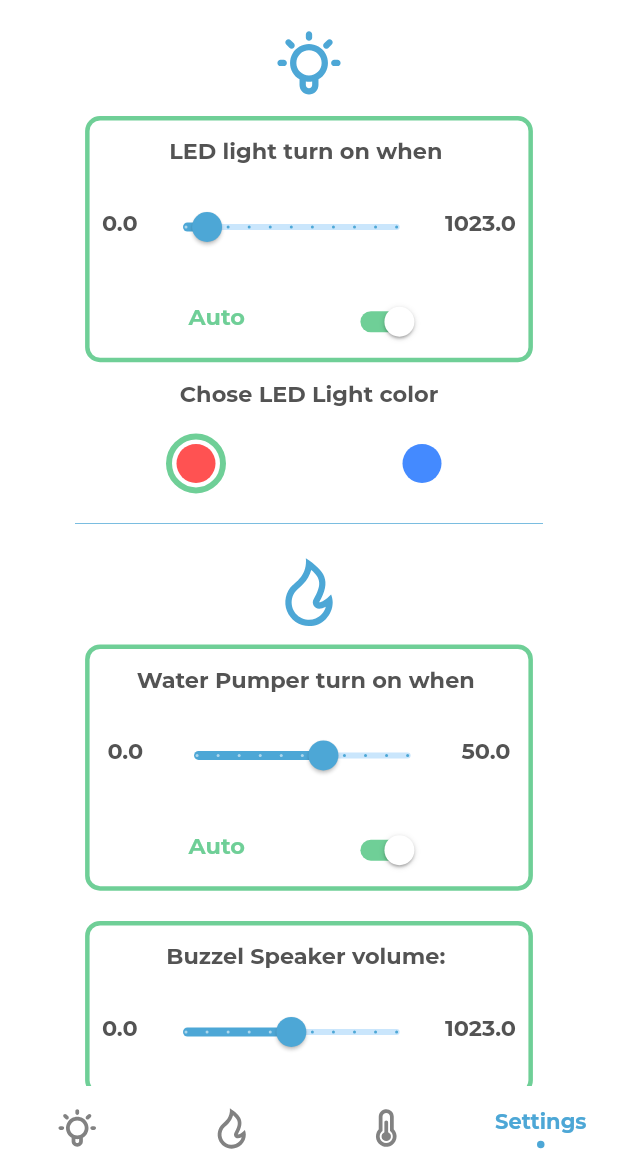
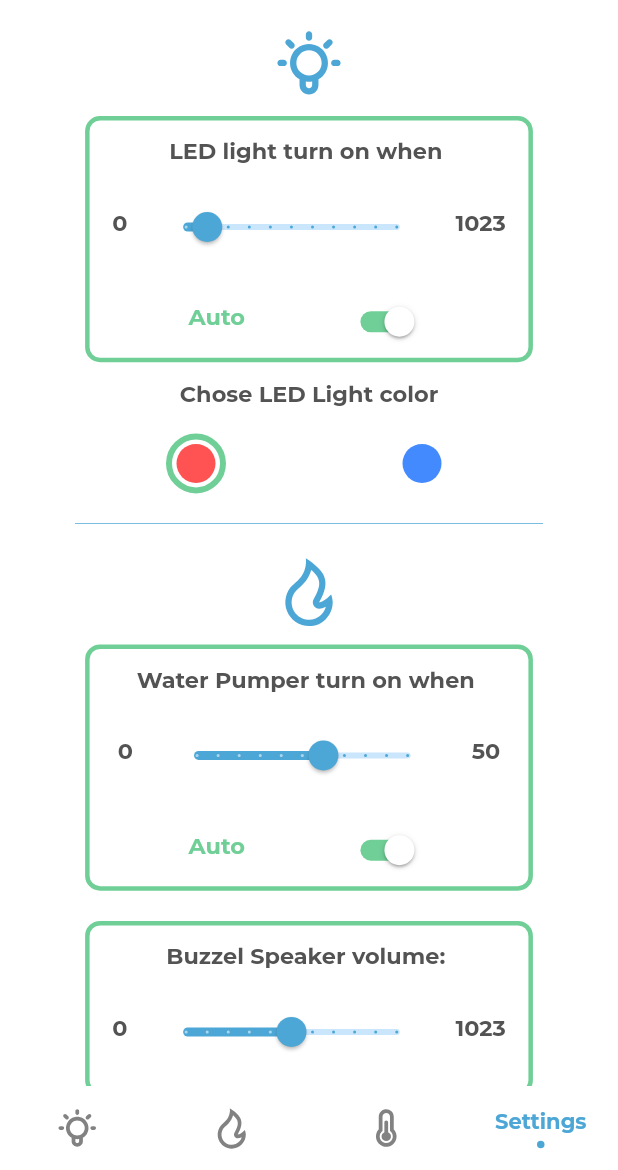
Before and after one commit to hoangkhoaa/powera, a Flutter app: the DeviceScreen screen opened by its route, item 4 of the bottom bar chosen, on a phone screen of 412 x 824 dp, the part 66-1236 px from its top. Run offline on Flutter 3.47's test engine with Material 2 defaults, Android fonts, the phone set to English and light mode, and no system bars; our stand-ins replace bloc, delayed_display, equatable, fl_chart, flutter_bloc, flutter_phoenix and 3 more; accounts and stored records are empty; network calls fail; project files that could hold a hidden picture were left out.

Commit message:
fix some ui

```diff
--- a/lib/ui/screens/device/components/head_body.dart
+++ b/lib/ui/screens/device/components/head_body.dart
@@ -75,7 +75,7 @@ class HomeHeader extends StatelessWidget {
           // ),
 
           Container(
-            height: getProportionateScreenHeight(370),
+            height: getProportionateScreenHeight(340),
             width: double.infinity,
             decoration: new BoxDecoration(
               color: pBackGroundColor,
@@ -117,7 +117,7 @@ class HomeHeader extends StatelessWidget {
             ),
           ),
           Positioned(
-            bottom: getProportionateScreenHeight(250),
+            bottom: getProportionateScreenHeight(210),
             child: Text(
               "Powera",
               style: TextStyle(
--- a/lib/ui/screens/device/components/select_chart.dart
+++ b/lib/ui/screens/device/components/select_chart.dart
@@ -19,7 +19,7 @@ class _SelectChartState extends State<SelectChart> {
   @override
   Widget build(BuildContext context) {
     return Container(
-      width: getProportionateScreenWidth(330),
+      width: getProportionateScreenWidth(335),
       child: Column(
         mainAxisAlignment: MainAxisAlignment.start,
         crossAxisAlignment: CrossAxisAlignment.center,
@@ -83,7 +83,7 @@ class _SelectChartState extends State<SelectChart> {
             ],
           ),
           VerticalSpacing(
-            of: 5,
+            of: 10,
           ),
           seletedDateChart
               ? DailyChart(
--- a/lib/ui/screens/settings/setting_card.dart
+++ b/lib/ui/screens/settings/setting_card.dart
@@ -101,7 +101,7 @@ class _SettingCardState extends State<SettingCard> {
                   Flexible(
                     flex: 2,
                     child: Text(
-                      "$minVal",
+                      "${minVal.toInt()}",
                       style: TextStyle(
                           fontSize: getProportionateScreenWidth(15),
                           fontWeight: FontWeight.bold,
@@ -121,7 +121,7 @@ class _SettingCardState extends State<SettingCard> {
                   Flexible(
                     flex: 2,
                     child: Text(
-                      "$maxVal",
+                      "${maxVal.toInt()}",
                       style: TextStyle(
                           fontSize: getProportionateScreenWidth(15),
                           fontWeight: FontWeight.bold,
```
